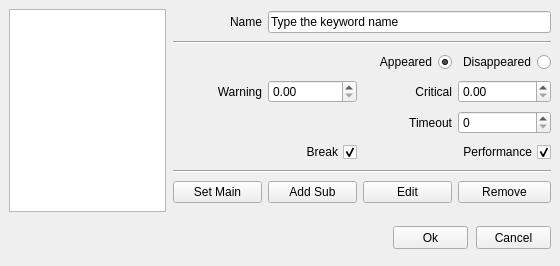
Qt form alyvix/extra/robotide/qt_ui/alyvix_object_finder_properties_view.ui (alyvix/alyvix) before a commit.
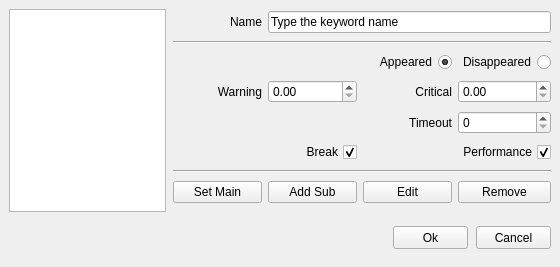
The same form after that commit.

What changed in the file:
```diff
--- a/alyvix/extra/robotide/qt_ui/alyvix_object_finder_properties_view.ui
+++ b/alyvix/extra/robotide/qt_ui/alyvix_object_finder_properties_view.ui
@@ -7,7 +7,7 @@
     <x>0</x>
     <y>0</y>
     <width>560</width>
-    <height>266</height>
+    <height>267</height>
    </rect>
   </property>
   <property name="windowTitle">
```
Left out of the diff: 24 changed lines with no effect on the pictures.
